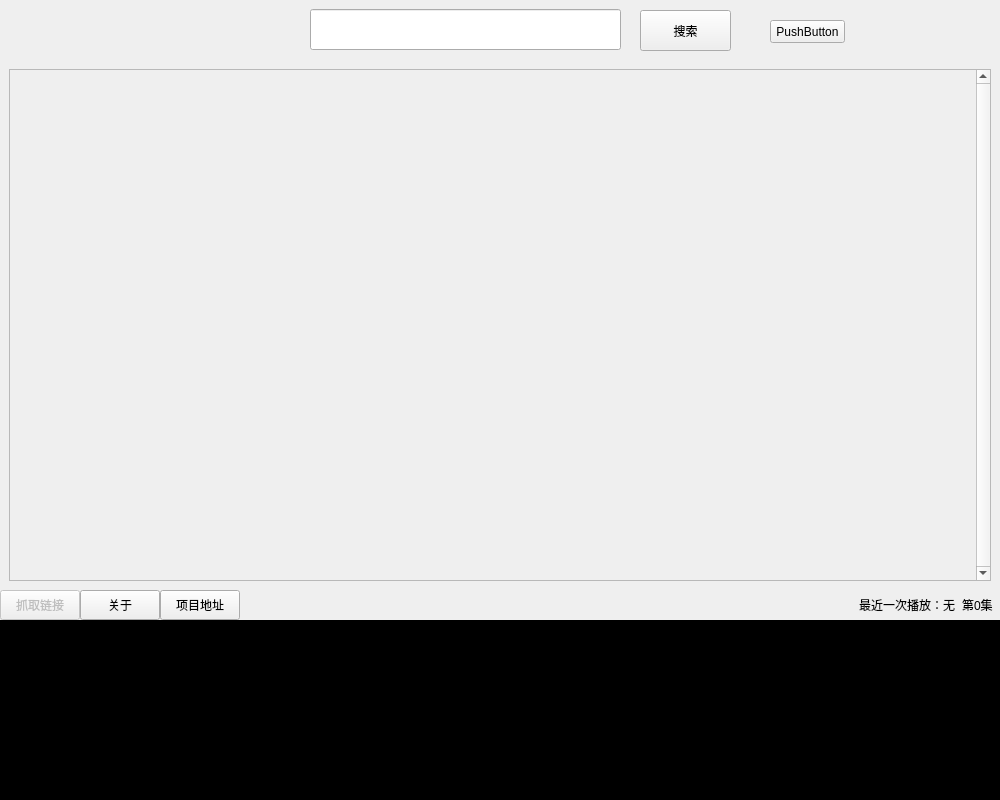
The window that ui/ui_designer/ui_file/forms/ui_form_mainForm.ui (tanyiqu/AnimeArtifactPro) describes before a commit, drawn with Qt 5.
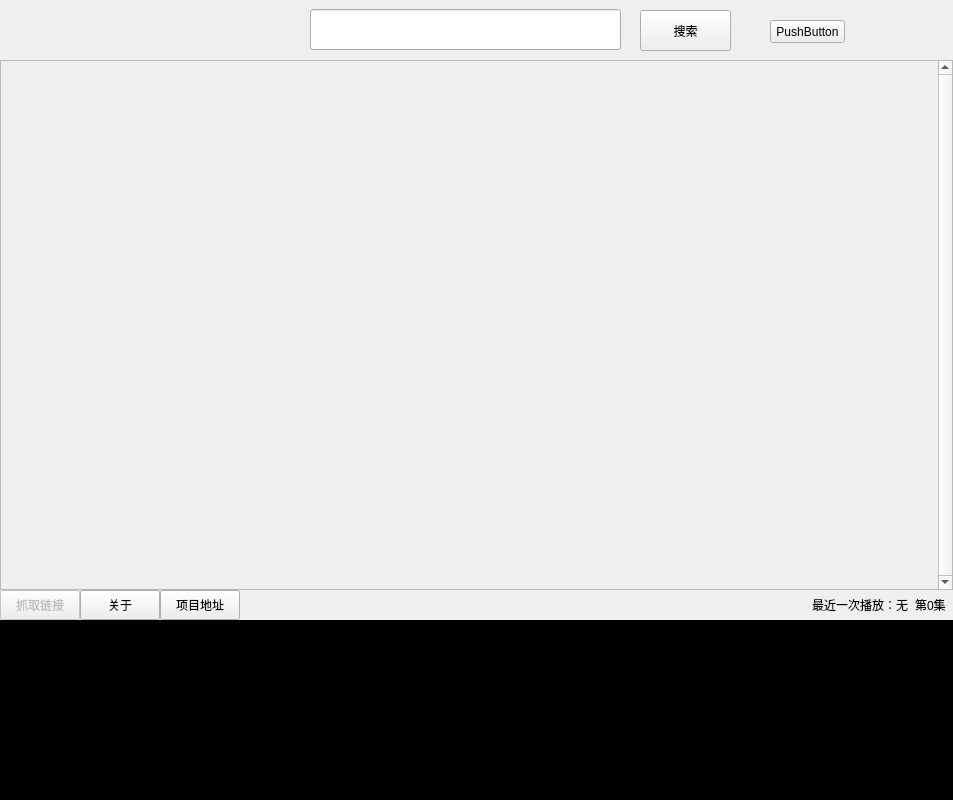
The same window after the commit.

Commit message: 基本实现表格的布局

Patch:
```diff
--- a/ui/ui_designer/ui_file/forms/ui_form_mainForm.ui
+++ b/ui/ui_designer/ui_file/forms/ui_form_mainForm.ui
@@ -6,14 +6,14 @@
    <rect>
     <x>0</x>
     <y>0</y>
-    <width>1000</width>
+    <width>953</width>
     <height>800</height>
    </rect>
   </property>
   <property name="windowTitle">
    <string>看番神器</string>
   </property>
-  <layout class="QGridLayout" name="gridLayout">
+  <layout class="QGridLayout" name="gridLayout_4">
    <property name="leftMargin">
     <number>0</number>
    </property>
@@ -29,6 +29,61 @@
    <property name="spacing">
     <number>0</number>
    </property>
+   <item row="1" column="0">
+    <widget class="QStackedWidget" name="stackedWidget">
+     <property name="currentIndex">
+      <number>0</number>
+     </property>
+     <widget class="QWidget" name="page1">
+      <property name="styleSheet">
+       <string notr="true"/>
+      </property>
+      <layout class="QGridLayout" name="gridLayout">
+       <property name="leftMargin">
+        <number>0</number>
+       </property>
+       <property name="topMargin">
+        <number>0</number>
+       </property>
+       <property name="rightMargin">
+        <number>0</number>
+       </property>
+       <property name="bottomMargin">
+        <number>0</number>
+       </property>
+       <property name="spacing">
+        <number>0</number>
+       </property>
+       <item row="0" column="0">
+        <widget class="QScrollArea" name="scrollArea">
+         <property name="verticalScrollBarPolicy">
+          <enum>Qt::ScrollBarAlwaysOn</enum>
+         </property>
+         <property name="widgetResizable">
+          <bool>true</bool>
+         </property>
+         <widget class="QWidget" name="scroll">
+          <property name="geometry">
+           <rect>
+            <x>0</x>
+            <y>0</y>
+            <width>934</width>
+            <height>528</height>
+           </rect>
+          </property>
+          <layout class="QGridLayout" name="grid"/>
+         </widget>
+        </widget>
+       </item>
+      </layout>
+     </widget>
+     <widget class="QWidget" name="page2">
+      <property name="styleSheet">
+       <string notr="true">background-color: rgb(255, 255, 0);</string>
+      </property>
+     </widget>
+    </widget>
+   </item>
    <item row="0" column="0">
     <widget class="QWidget" name="widgetTop" native="true">
      <property name="minimumSize">
@@ -84,69 +139,6 @@
      </widget>
     </widget>
    </item>
-   <item row="3" column="0">
-    <widget class="QWidget" name="widgetConsole" native="true">
-     <property name="minimumSize">
-      <size>
-       <width>0</width>
-       <height>180</height>
-      </size>
-     </property>
-     <property name="maximumSize">
-      <size>
-       <width>16777215</width>
-       <height>180</height>
-      </size>
-     </property>
-     <layout class="QGridLayout" name="gridLayout_2">
-      <property name="leftMargin">
-       <number>0</number>
-      </property>
-      <property name="topMargin">
-       <number>0</number>
-      </property>
-      <property name="rightMargin">
-       <number>0</number>
-      </property>
-      <property name="bottomMargin">
-       <number>0</number>
-      </property>
-      <property name="spacing">
-       <number>0</number>
-      </property>
-      <item row="0" column="0">
-       <widget class="QPlainTextEdit" name="console1">
-        <property name="styleSheet">
-         <string notr="true">color: rgb(255, 255, 255);
-background-color: rgb(0, 0, 0);
-font: 12pt &quot;微软雅黑&quot;;</string>
-        </property>
-        <property name="readOnly">
-         <bool>true</bool>
-        </property>
-        <property name="plainText">
-         <string/>
-        </property>
-       </widget>
-      </item>
-      <item row="0" column="1">
-       <widget class="QPlainTextEdit" name="console2">
-        <property name="styleSheet">
-         <string notr="true">color: rgb(255, 255, 255);
-background-color: rgb(0, 0, 0);
-font: 12pt &quot;微软雅黑&quot;;</string>
-        </property>
-        <property name="readOnly">
-         <bool>true</bool>
-        </property>
-        <property name="plainText">
-         <string/>
-        </property>
-       </widget>
-      </item>
-     </layout>
-    </widget>
-   </item>
    <item row="2" column="0">
     <widget class="QWidget" name="widgetTools" native="true">
      <property name="minimumSize">
@@ -294,44 +286,67 @@
      </layout>
     </widget>
    </item>
-   <item row="1" column="0">
-    <widget class="QStackedWidget" name="stackedWidget">
-     <property name="currentIndex">
-      <number>0</number>
+   <item row="3" column="0">
+    <widget class="QWidget" name="widgetConsole" native="true">
+     <property name="minimumSize">
+      <size>
+       <width>0</width>
+       <height>180</height>
+      </size>
      </property>
-     <widget class="QWidget" name="page1">
-      <property name="styleSheet">
-       <string notr="true"/>
+     <property name="maximumSize">
+      <size>
+       <width>16777215</width>
+       <height>180</height>
+      </size>
+     </property>
+     <layout class="QGridLayout" name="gridLayout_2">
+      <property name="leftMargin">
+       <number>0</number>
       </property>
-      <layout class="QGridLayout" name="gridLayout_4">
-       <item row="0" column="1">
-        <widget class="QScrollArea" name="scrollArea">
-         <property name="verticalScrollBarPolicy">
-          <enum>Qt::ScrollBarAlwaysOn</enum>
-         </property>
-         <property name="widgetResizable">
-          <bool>true</bool>
-         </property>
-         <widget class="QWidget" name="scroll">
-          <property name="geometry">
-           <rect>
-            <x>0</x>
-            <y>0</y>
-            <width>963</width>
-            <height>510</height>
-           </rect>
-          </property>
-          <layout class="QGridLayout" name="layout_scroll"/>
-         </widget>
-        </widget>
-       </item>
-      </layout>
-     </widget>
-     <widget class="QWidget" name="page2">
-      <property name="styleSheet">
-       <string notr="true">background-color: rgb(255, 255, 0);</string>
+      <property name="topMargin">
+       <number>0</number>
       </property>
-     </widget>
+      <property name="rightMargin">
+       <number>0</number>
+      </property>
+      <property name="bottomMargin">
+       <number>0</number>
+      </property>
+      <property name="spacing">
+       <number>0</number>
+      </property>
+      <item row="0" column="0">
+       <widget class="QPlainTextEdit" name="console1">
+        <property name="styleSheet">
+         <string notr="true">color: rgb(255, 255, 255);
+background-color: rgb(0, 0, 0);
+font: 12pt &quot;微软雅黑&quot;;</string>
+        </property>
+        <property name="readOnly">
+         <bool>true</bool>
+        </property>
+        <property name="plainText">
+         <string/>
+        </property>
+       </widget>
+      </item>
+      <item row="0" column="1">
+       <widget class="QPlainTextEdit" name="console2">
+        <property name="styleSheet">
+         <string notr="true">color: rgb(255, 255, 255);
+background-color: rgb(0, 0, 0);
+font: 12pt &quot;微软雅黑&quot;;</string>
+        </property>
+        <property name="readOnly">
+         <bool>true</bool>
+        </property>
+        <property name="plainText">
+         <string/>
+        </property>
+       </widget>
+      </item>
+     </layout>
     </widget>
    </item>
   </layout>
```
The commit also changes 2 other files.
